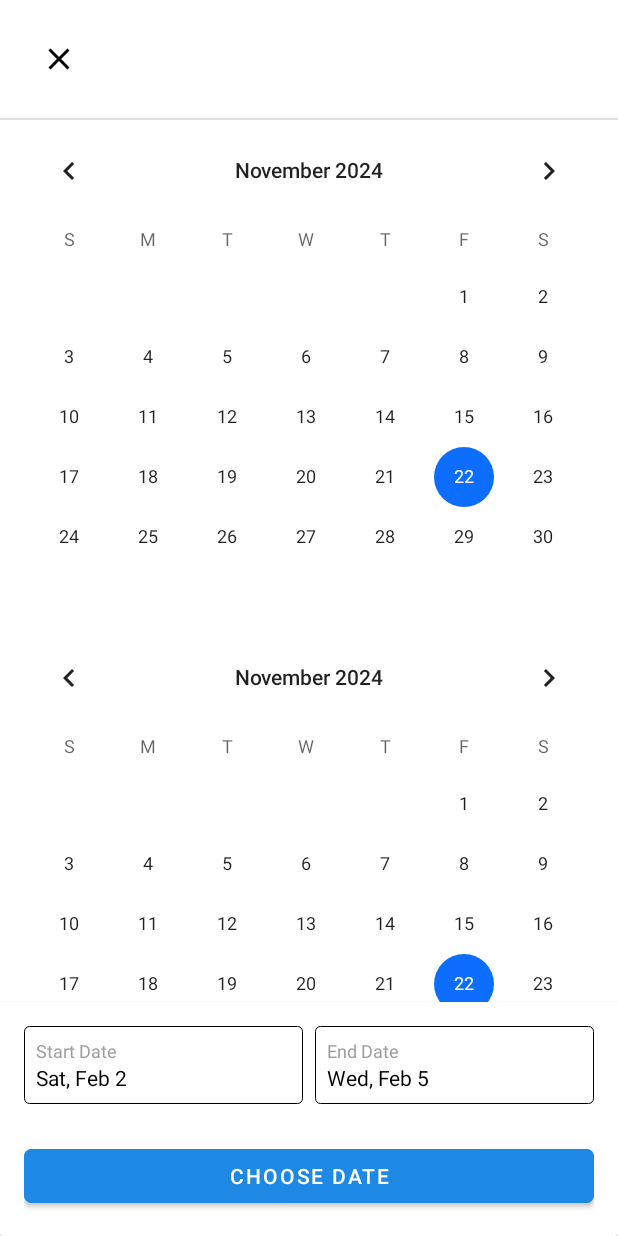
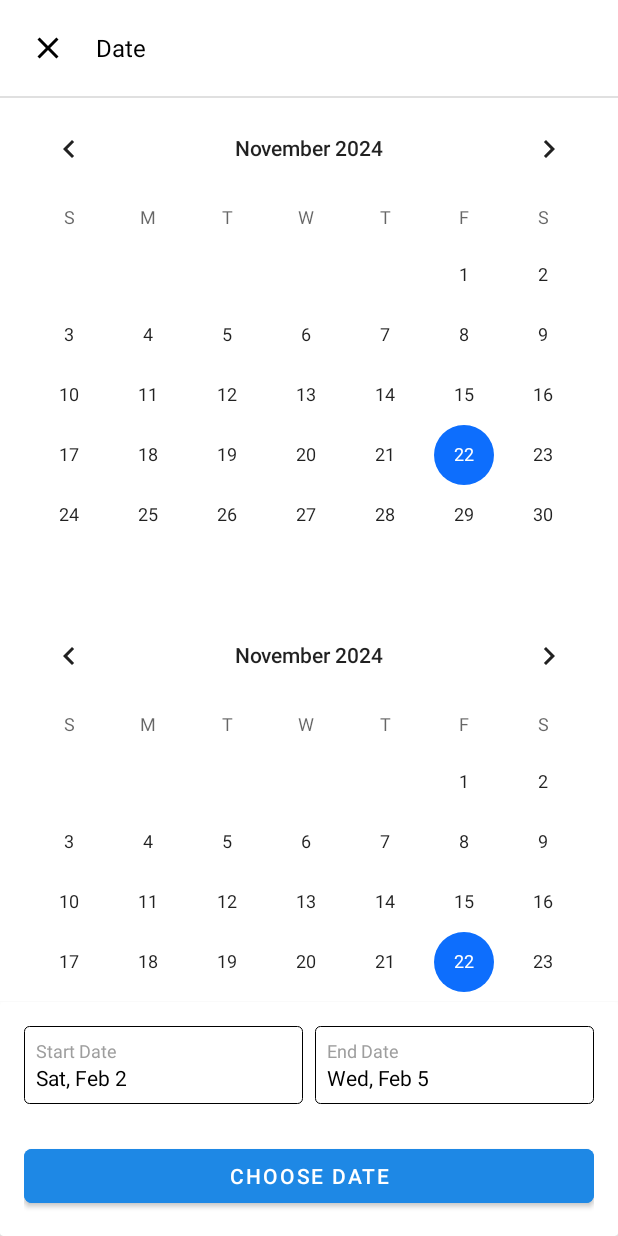
Before and after one commit to EmmanuelDav/TravelApp, an Android app: the layout fragment_flight_date_picker.xml on its own in the app's theme, with its tools: preview values and no code run, on a phone screen of 412 x 824 dp. Run offline under Robolectric (Android 15) with nearby library versions, the phone set to English and light mode, and no system bars.

Commit message:
added date to it

```diff
--- a/app/src/main/java/com/cyberiyke/TravelApp/ui/adapter/CountryAdapter.kt
+++ b/app/src/main/java/com/cyberiyke/TravelApp/ui/adapter/CountryAdapter.kt
@@ -7,7 +7,7 @@ import android.widget.TextView
 import androidx.recyclerview.widget.RecyclerView
 import com.cyberiyke.TravelApp.R
 
-class CountryAdapter(private var countryList: List<String>) :
+class CountryAdapter(private var countryList: List<String>,    private val onCountryClick: (String) -> Unit ) :
     RecyclerView.Adapter<CountryAdapter.CountryViewHolder>() {
 
     inner class CountryViewHolder(itemView: View) : RecyclerView.ViewHolder(itemView) {
@@ -22,6 +22,9 @@ class CountryAdapter(private var countryList: List<String>) :
 
     override fun onBindViewHolder(holder: CountryViewHolder, position: Int) {
         holder.countryName.text = countryList[position]
+        holder.itemView.setOnClickListener {
+            onCountryClick(countryList[position])
+        }
     }
 
     override fun getItemCount(): Int = countryList.size
--- a/app/src/main/res/layout/fragment_flight_date_picker.xml
+++ b/app/src/main/res/layout/fragment_flight_date_picker.xml
@@ -6,24 +6,39 @@
     android:background="@color/white"
     android:orientation="vertical">
 
-    <androidx.appcompat.widget.AppCompatImageButton
-        android:id="@+id/cancel_button"
-        android:layout_width="48dp"
-        android:layout_height="48dp"
-        android:layout_alignParentLeft="true"
-        android:layout_margin="15dp"
-        android:layout_marginTop="8dp"
-        android:layout_marginEnd="8dp"
-        android:background="?attr/selectableItemBackgroundBorderless"
-        android:src="@drawable/sharp_close_24"
-        app:contentDescription="Date" />
+    <LinearLayout
+        android:layout_width="wrap_content"
+        android:layout_height="wrap_content"
+        android:orientation="horizontal"
+        android:id="@+id/cancel"
+        android:gravity="center"
+        android:padding="8dp">
+
+        <ImageButton
+            android:id="@+id/cancel_button"
+            android:layout_width="48dp"
+            android:layout_height="48dp"
+            android:background="?attr/selectableItemBackgroundBorderless"
+            android:src="@drawable/sharp_close_24"
+            android:contentDescription="Cancel" />
+
+        <TextView
+            android:layout_width="wrap_content"
+            android:layout_height="wrap_content"
+            android:layout_marginStart="8dp"
+            android:text="Date"
+            android:textColor="@color/black"
+            android:textSize="16sp"
+            android:gravity="center_vertical" />
+    </LinearLayout>
+
 
 
     <com.google.android.material.divider.MaterialDivider
         android:id="@+id/divider"
         android:layout_width="match_parent"
         android:layout_height="1dp"
-        android:layout_below="@+id/cancel_button" />
+        android:layout_below="@+id/cancel" />
 
 
     <androidx.core.widget.NestedScrollView
```
Also changed, not shown: app/src/main/java/com/cyberiyke/TravelApp/ui/fragments/flightLocation.kt (+28 -2 lines), app/src/main/res/layout/fragment_flight_location.xml (+50 -11 lines).
